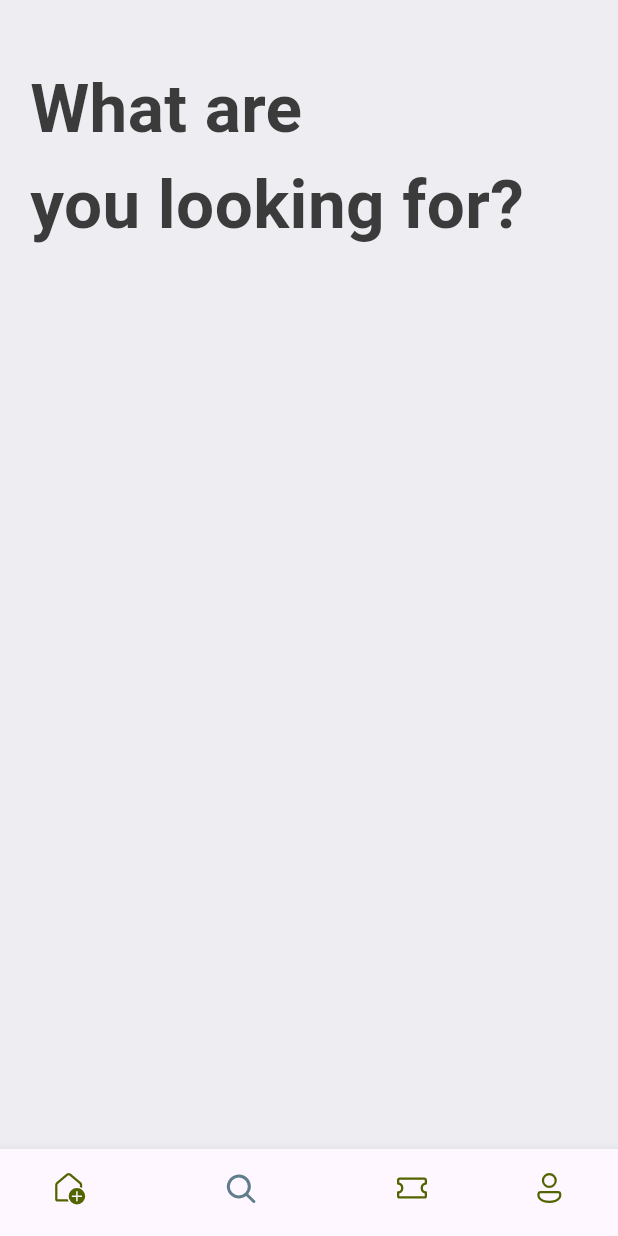
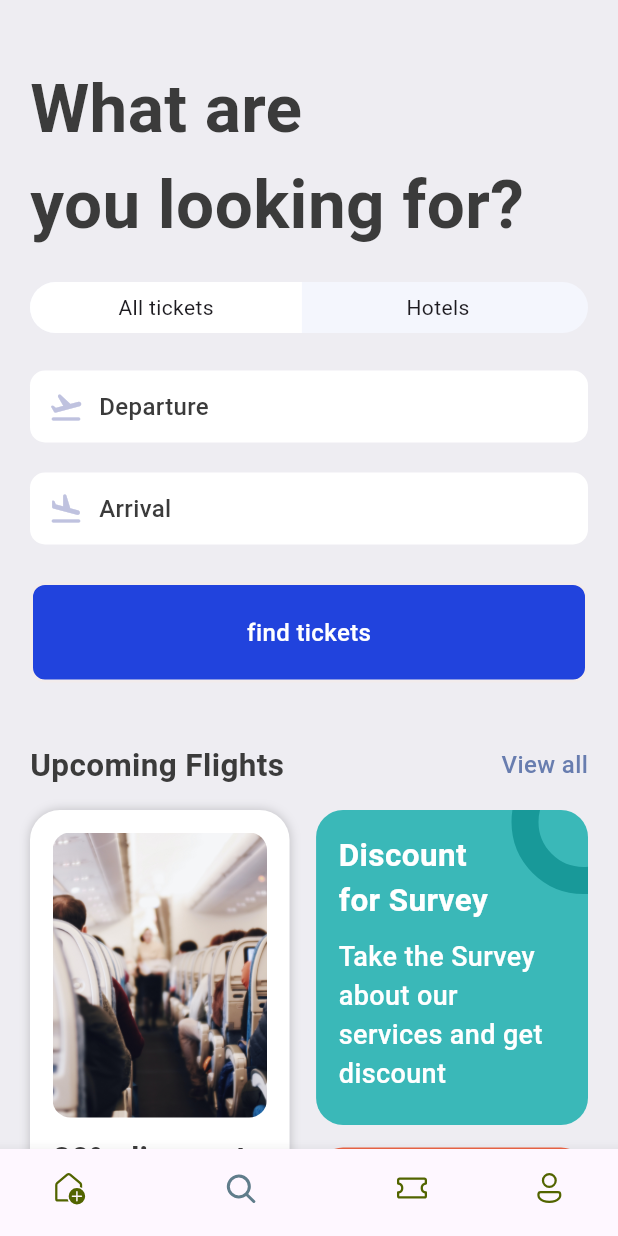
Before and after one commit to 9TaiLBeasT/ticket_app, a Flutter app: the screen it shows after launch, item 2 of the bottom bar chosen, on a phone screen of 412 x 824 dp. Run offline on Flutter 3.47's test engine with Material 3 defaults, Android fonts, the phone set to English and light mode, and no system bars; our stand-ins replace barcode_widget, fluentui_icons.

Commit message:
updated code

```diff
--- a/lib/Screens/search/search_screen.dart
+++ b/lib/Screens/search/search_screen.dart
@@ -1,5 +1,10 @@
 import 'package:flutter/material.dart';
+import 'package:ticket_app/Screens/search/widgets/app_text_icon.dart';
 import 'package:ticket_app/Screens/search/widgets/app_ticket_tabs.dart';
+import 'package:ticket_app/Screens/search/widgets/find_ticket_button.dart';
+import 'package:ticket_app/Screens/search/widgets/ticket_promotion.dart';
+import 'package:ticket_app/base/Widgets/app_double_text.dart';
+import 'package:ticket_app/base/res/media.dart';
 import 'package:ticket_app/base/res/styles/app_styles.dart';
 
 class SearchScreen extends StatelessWidget {
@@ -19,7 +24,42 @@ class SearchScreen extends StatelessWidget {
             "What are\nyou looking for?",
             style: AppStyles.headLineStyle1.copyWith(fontSize: 45),
           ),
-          const AppTicketTabs(),
+          const SizedBox(
+            height: 20,
+          ),
+          const AppTicketTabs(firstTab: "All tickets", secondTab: "Hotels"),
+          const SizedBox(
+            height: 25,
+          ),
+          const AppTextIcon(
+            icon: Icons.flight_takeoff_rounded,
+            text: "Departure",
+          ),
+          const SizedBox(
+            height: 20,
+          ),
+          const AppTextIcon(
+            icon: Icons.flight_land_rounded,
+            text: "Arrival",
+          ),
+          const SizedBox(
+            height: 25,
+          ),
+          const FindTicketButton(),
+          const SizedBox(
+            height: 40,
+          ),
+          AppDoubleText(
+            bigText: "Upcoming Flights",
+            smallText: "View all",
+            func: () {
+              Navigator.pushNamed(context, "all_tickets");
+            },
+          ),
+          const SizedBox(
+            height: 15,
+          ),
+          const TicketPromotion()
         ],
       ),
     );
--- /dev/null
+++ b/lib/Screens/search/widgets/app_text_icon.dart
@@ -0,0 +1,34 @@
+import 'package:flutter/material.dart';
+import 'package:ticket_app/base/res/styles/app_styles.dart';
+
+class AppTextIcon extends StatelessWidget {
+  final IconData icon;
+  final String text;
+  const AppTextIcon({super.key, required this.icon, required this.text});
+
+  @override
+  Widget build(BuildContext context) {
+    return Container(
+      padding: const EdgeInsets.symmetric(vertical: 12, horizontal: 12),
+      decoration: BoxDecoration(
+        borderRadius: BorderRadius.circular(10),
+        color: Colors.white,
+      ),
+      child: Row(
+        children: [
+          Icon(
+            icon,
+            color: AppStyles.planeColor,
+          ),
+          const SizedBox(
+            width: 10,
+          ),
+          Text(
+            text,
+            style: AppStyles.textStyle,
+          )
+        ],
+      ),
+    );
+  }
+}
--- a/lib/Screens/search/widgets/app_ticket_tabs.dart
+++ b/lib/Screens/search/widgets/app_ticket_tabs.dart
@@ -1,10 +1,54 @@
 import 'package:flutter/material.dart';
 
 class AppTicketTabs extends StatelessWidget {
-  const AppTicketTabs({super.key});
+  final String firstTab;
+  final String secondTab;
+  const AppTicketTabs({super.key, required this.firstTab, required this.secondTab});
 
   @override
   Widget build(BuildContext context) {
-    return Container();
+    return Container(
+      decoration: BoxDecoration(
+        borderRadius: BorderRadius.circular(50),
+        color: Color(0xFFF4F6FD),
+      ),
+      child: Row(
+        children: [
+          AppTabs(tabText: firstTab),
+          AppTabs(
+            tabText: secondTab,
+            tabBorder: true,
+            tabColor: Colors.transparent,
+          ),
+        ],
+      ),
+    );
   }
 }
+
+class AppTabs extends StatelessWidget {
+  const AppTabs(
+      {super.key,
+      this.tabText = "",
+      this.tabBorder = false,
+      this.tabColor = Colors.white});
+  final String tabText;
+  final bool tabBorder;
+  final Color tabColor;
+  @override
+  Widget build(BuildContext context) {
+    final size = MediaQuery.of(context).size;
+    return Container(
+      padding: const EdgeInsets.symmetric(
+        vertical: 7,
+      ),
+      width: size.width * .44,
+      decoration: BoxDecoration(
+          color: tabColor,
+          borderRadius: tabBorder == false
+              ? const BorderRadius.horizontal(left: Radius.circular(50))
+              : const BorderRadius.horizontal(right: Radius.circular(50))),
+      child: Center(child: Text(tabText)),
+    );
+  }
+}
--- /dev/null
+++ b/lib/Screens/search/widgets/find_ticket_button.dart
@@ -0,0 +1,25 @@
+import 'package:flutter/material.dart';
+import 'package:ticket_app/base/res/styles/app_styles.dart';
+
+class FindTicketButton extends StatelessWidget {
+  const FindTicketButton({super.key});
+
+  @override
+  Widget build(BuildContext context) {
+    return Container(
+      padding: const EdgeInsets.symmetric(vertical: 20),
+      decoration: BoxDecoration(
+        borderRadius: BorderRadius.circular(10),
+        color: const Color.fromARGB(255, 33, 67, 221),
+        border: Border.all(
+            color: const Color.fromARGB(255, 242, 236, 236), width: 2),
+      ),
+      child: Center(
+        child: Text(
+          "find tickets",
+          style: AppStyles.textStyle.copyWith(color: Colors.white),
+        ),
+      ),
+    );
+  }
+}
--- /dev/null
+++ b/lib/Screens/search/widgets/ticket_promotion.dart
@@ -0,0 +1,122 @@
+import 'package:flutter/material.dart';
+import 'package:ticket_app/base/res/media.dart';
+import 'package:ticket_app/base/res/styles/app_styles.dart';
+
+class TicketPromotion extends StatelessWidget {
+  const TicketPromotion({super.key});
+
+  @override
+  Widget build(BuildContext context) {
+    final size = MediaQuery.of(context).size;
+    return Row(
+      crossAxisAlignment: CrossAxisAlignment.start,
+      mainAxisAlignment: MainAxisAlignment.spaceBetween,
+      children: [
+        Container(
+          padding: const EdgeInsets.symmetric(vertical: 15, horizontal: 15),
+          width: size.width * .42,
+          height: 435,
+          decoration: BoxDecoration(
+              borderRadius: BorderRadius.circular(20),
+              color: Colors.white,
+              boxShadow: [
+                BoxShadow(
+                  color: Colors.black.withOpacity(0.2),
+                  blurRadius: 5,
+                )
+              ]),
+          child: Column(
+            children: [
+              Container(
+                height: 190,
+                decoration: BoxDecoration(
+                    borderRadius: BorderRadius.circular(12),
+                    image: const DecorationImage(
+                        fit: BoxFit.cover,
+                        image: AssetImage(AppMedia.planeSit))),
+              ),
+              const SizedBox(
+                height: 12,
+              ),
+              Text(
+                "20% discount on the early booking of this flight. Don't miss",
+                style: AppStyles.headLineStyle2,
+              )
+            ],
+          ),
+        ),
+        Column(
+          mainAxisAlignment: MainAxisAlignment.spaceBetween,
+          children: [
+            Stack(children: [
+              Container(
+                padding:
+                    const EdgeInsets.symmetric(vertical: 15, horizontal: 15),
+                width: size.width * .44,
+                height: 210,
+                decoration: BoxDecoration(
+                    color: const Color(0xFF3AB8B8),
+                    borderRadius: BorderRadius.circular(18)),
+                child: Column(
+                  crossAxisAlignment: CrossAxisAlignment.start,
+                  children: [
+                    Text(
+                      "Discount\nfor Survey",
+                      style: AppStyles.headLineStyle2.copyWith(
+                          fontWeight: FontWeight.bold, color: Colors.white),
+                    ),
+                    const SizedBox(
+                      height: 10,
+                    ),
+                    Text(
+                      "Take the Survey about our services and get discount",
+                      style: AppStyles.headLineStyle2.copyWith(
+                          fontWeight: FontWeight.w500,
+                          color: Colors.white,
+                          fontSize: 18),
+                    ),
+                  ],
+                ),
+              ),
+              Positioned(
+                right: -45,
+                top: -40,
+                child: Container(
+                  padding: const EdgeInsets.all(30),
+                  decoration: BoxDecoration(
+                      shape: BoxShape.circle,
+                      border:
+                          Border.all(width: 18, color: AppStyles.circleColor)),
+                ),
+              )
+            ]),
+            const SizedBox(
+              height: 15,
+            ),
+            Container(
+              padding: const EdgeInsets.symmetric(vertical: 15, horizontal: 15),
+              width: size.width * .44,
+              height: 210,
+              decoration: BoxDecoration(
+                  color: const Color(0xFFEC6545),
+                  borderRadius: BorderRadius.circular(18)),
+              child: Column(
+                children: [
+                  Text(
+                    "Take Love",
+                    style:
+                        AppStyles.headLineStyle2.copyWith(color: Colors.white),
+                  ),
+                  const Text(
+                    "😍 🤩 🐼",
+                    style: TextStyle(fontSize: 50),
+                  )
+                ],
+              ),
+            ),
+          ],
+        ),
+      ],
+    );
+  }
+}
--- a/lib/base/Widgets/app_column_text_layout.dart
+++ b/lib/base/Widgets/app_column_text_layout.dart
@@ -6,11 +6,13 @@ class AppColumnTextLayout extends StatelessWidget {
   final String topText;
   final String bottomText;
   final CrossAxisAlignment align;
+  final bool? isColor;
   const AppColumnTextLayout(
       {super.key,
       required this.topText,
       required this.bottomText,
-      this.align = CrossAxisAlignment.end});
+      this.align = CrossAxisAlignment.end,
+      this.isColor});
 
   @override
   Widget build(BuildContext context) {
@@ -19,6 +21,7 @@ class AppColumnTextLayout extends StatelessWidget {
       children: [
         TextStyleThird(
           text: topText,
+          isColor: isColor,
         ),
         const SizedBox(
           height: 5,
@@ -26,6 +29,7 @@ class AppColumnTextLayout extends StatelessWidget {
         TextStyleFourth(
           text: bottomText,
           align: TextAlign.start,
+          isColor: isColor,
         ),
       ],
     );
--- a/lib/base/Widgets/big_circle.dart
+++ b/lib/base/Widgets/big_circle.dart
@@ -2,7 +2,8 @@ import 'package:flutter/material.dart';
 
 class BigCircle extends StatelessWidget {
   final bool isRight;
-  const BigCircle({super.key, required this.isRight});
+  final bool? isColor;
+  const BigCircle({super.key, required this.isRight, this.isColor});
 
   @override
   Widget build(BuildContext context) {
@@ -11,7 +12,7 @@ class BigCircle extends StatelessWidget {
       width: 10,
       child: DecoratedBox(
           decoration: BoxDecoration(
-              color: Colors.white,
+              color: isColor == null ? Colors.white : Colors.grey.shade200,
               borderRadius: isRight == true
                   ? const BorderRadius.only(
                       topLeft: Radius.circular(10),
--- a/lib/base/Widgets/big_dot.dart
+++ b/lib/base/Widgets/big_dot.dart
@@ -1,14 +1,18 @@
 import 'package:flutter/material.dart';
+import 'package:ticket_app/base/res/styles/app_styles.dart';
 
 class BigDot extends StatelessWidget {
-  const BigDot({super.key});
+  final bool? isColor;
+  const BigDot({super.key, this.isColor});
 
   @override
   Widget build(BuildContext context) {
     return Container(
       padding: const EdgeInsets.all(3),
       decoration: BoxDecoration(
-          border: Border.all(width: 2.5, color: Colors.white),
+          border: Border.all(
+              width: 2.5,
+              color: isColor == null ? Colors.white : AppStyles.dotColor),
           borderRadius: BorderRadius.circular(26)),
     );
   }
--- a/lib/base/bottom_nav_bar.dart
+++ b/lib/base/bottom_nav_bar.dart
@@ -2,6 +2,7 @@ import 'package:fluentui_icons/fluentui_icons.dart';
 import 'package:flutter/material.dart';
 import 'package:ticket_app/Screens/home/home_screen.dart';
 import 'package:ticket_app/Screens/search/search_screen.dart';
+import 'package:ticket_app/Screens/ticket/ticket_screen.dart';
 
 class BottomNavBar extends StatefulWidget {
   const BottomNavBar({super.key});
@@ -14,7 +15,7 @@ class _BottomNavBarState extends State<BottomNavBar> {
   final appScreens = [
     const HomeScreen(),
     const SearchScreen(),
-    const Center(child: Text("Ticket")),
+    const TicketScreen(),
     const Center(child: Text("Profile")),
   ];
 
--- a/lib/base/res/media.dart
+++ b/lib/base/res/media.dart
@@ -2,4 +2,6 @@ class AppMedia {
   static const _baseImage = "assets/images";
   static const logo = '$_baseImage/logo.png';
   static const hotelRoom = '$_baseImage/hotel_room.png';
+  static const planeSit = '$_baseImage/plane_sit.jpg';
+  static const visaCard = '$_baseImage/visa_card.png';
 }
--- a/lib/base/res/styles/app_styles.dart
+++ b/lib/base/res/styles/app_styles.dart
@@ -9,6 +9,11 @@ class AppStyles {
   static Color ticketBlue = const Color(0xFF526799);
   static Color ticketOrange = const Color(0xFFF37B67);
   static Color kakiColor = const Color(0xFFd2bdb6);
+  static Color planeColor = const Color(0xFFBFC2DF);
+  static Color circleColor = const Color(0xFF189999);
+  static Color ticketColor = const Color(0xFFFFFFFF);
+  static Color dotColor = const Color(0xFF8ACCF7);
+  static Color planeSecondColor = const Color(0xFFBACCF7);
 
   static TextStyle textStyle =
       TextStyle(fontSize: 16, fontWeight: FontWeight.w500, color: textColor);
@@ -18,6 +23,6 @@ class AppStyles {
       TextStyle(fontSize: 21, fontWeight: FontWeight.bold, color: textColor);
   static TextStyle headLineStyle3 =
       const TextStyle(fontSize: 17, fontWeight: FontWeight.w500);
-  static TextStyle headLineStyle4 =
-      const TextStyle(fontSize: 14, fontWeight: FontWeight.w500);
+  static TextStyle headLineStyle4 = TextStyle(
+      fontSize: 14, fontWeight: FontWeight.w500, color: Colors.grey.shade500);
 }
--- a/pubspec.yaml
+++ b/pubspec.yaml
@@ -36,6 +36,7 @@ dependencies:
   # Use with the CupertinoIcons class for iOS style icons.
   cupertino_icons: ^1.0.8
   fluentui_icons: ^1.0.0
+  barcode_widget: ^2.0.4
 
 dev_dependencies:
   flutter_test:
```
Also changed, not shown: lib/Screens/ticket/ticket_screen.dart (added, +198 -0 lines), lib/Screens/ticket/widgets/ticket_ball.dart (added, +30 -0 lines), lib/base/Widgets/app_layoutbuilder_widget.dart (+7 -3 lines), lib/base/Widgets/text_style_fourth.dart (+5 -2 lines), lib/base/Widgets/text_style_third.dart (+5 -2 lines), lib/base/Widgets/ticket_view.dart (+41 -13 lines), pubspec.lock.
